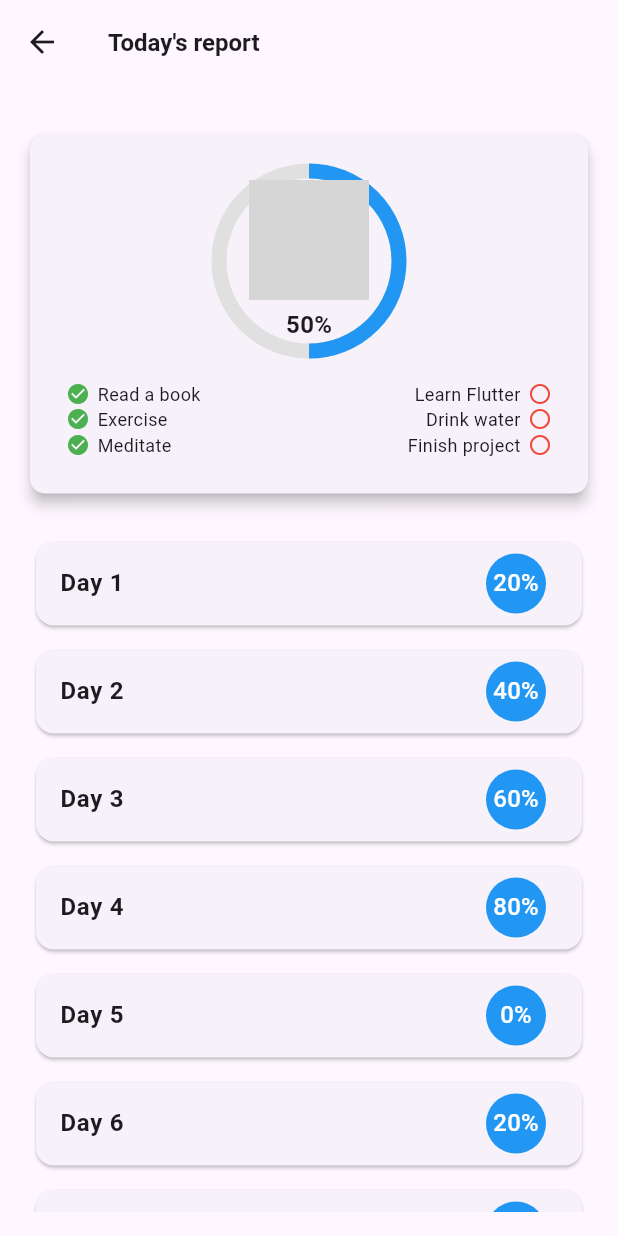
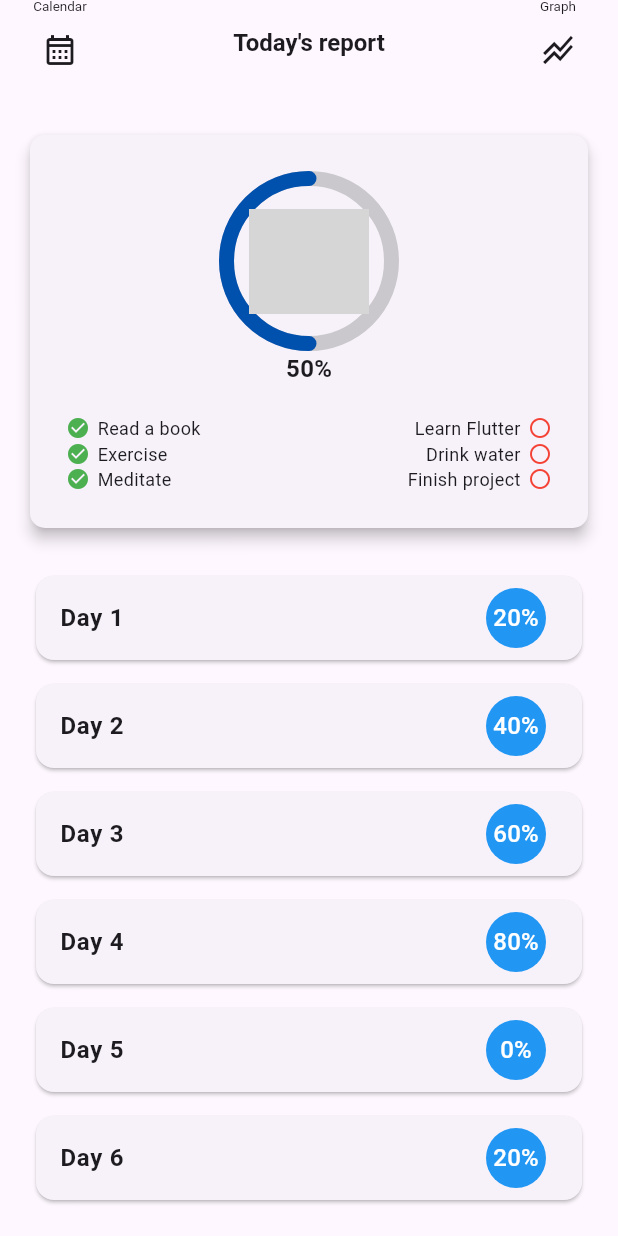
Before and after one commit to AlshaimaaAbdElnaeem/Habit-Tracker, a Flutter app: the ReportPageCall screen opened directly, on a phone screen of 412 x 824 dp. Run offline on Flutter 3.47's test engine with Material 3 defaults, Android fonts, the phone set to English and light mode, and no system bars; drawn by our look-alikes of percent_indicator; our stand-ins replace cloud_firestore, curved_navigation_bar, firebase_auth, firebase_core, flutter_bloc, go_router and 1 more; accounts and stored records are empty; generated files the repository leaves out were written again; grey boxes are pictures that could not be loaded.

```diff
--- a/lib/core/routers/go_router.dart
+++ b/lib/core/routers/go_router.dart
@@ -1,6 +1,7 @@
 import 'package:go_router/go_router.dart';
+import 'package:task_project/core/routers/go_router_context.dart';
 GoRouter goRouter() {
   return GoRouter(routes: [
-
+// GoRoute(path: splashView , builder: (context, state)=>)
   ]);
 }
--- a/lib/core/routers/go_router_context.dart
+++ b/lib/core/routers/go_router_context.dart
@@ -1,2 +1,2 @@
 const String splashView = "/";
-const String onBoarding = "/onboarding";
+const String homePage = "/homePage";
--- /dev/null
+++ b/lib/features/auth/data/auth_cubit/auth_states.dart
@@ -0,0 +1,18 @@
+abstract class AuthStates {}
+class InitialState extends AuthStates{}
+class LoginLoading extends AuthStates{}
+class LoginSuccess extends AuthStates{
+}
+
+class LoginFailure extends AuthStates{
+  String errorMessage ;
+  LoginFailure ({required this.errorMessage});
+
+}
+class RegisterLoading extends AuthStates{}
+class RegisterSuccess extends AuthStates{
+}
+class RegisterFailure extends AuthStates{
+  String errorMessages ;
+  RegisterFailure ({required this.errorMessages});
+}
--- a/lib/features/home/presentation/views/home_page.dart
+++ b/lib/features/home/presentation/views/home_page.dart
@@ -5,6 +5,7 @@ import '../../../../core/util/color.dart';
 import '../../../../core/util/custom_text_style.dart';
 import '../../../../core/util/methods.dart';
 import '../../../../core/util/strings.dart';
+import '../../../report/presentation/views/report_page.dart';
 import '../widgets/add_new_plans.dart';
 import 'package:task_project/features/navbar/presentation/widget/navbar_project.dart';
 
@@ -24,7 +25,7 @@ class _HomePageState extends State<HomePage> {
   final List<Widget> _pages = [
     // List of pages corresponding to the navigation items
     const HomePageContent(),
-    Container(color: Colors.red), // Placeholder for second page
+    ReportPage(),
     Container(color: Colors.green), // Placeholder for third page
   ];
 
@@ -77,7 +78,7 @@ class HomePageContent extends StatelessWidget {
       padding: const EdgeInsets.symmetric(horizontal: 20),
       child: Padding(
         padding: const EdgeInsets.symmetric(vertical: 24.0, horizontal: 0.0),
-        child: Column(
+        child: ListView(
           children: [
             Text(
               AppStrings.dailyTask,
--- a/lib/features/home/presentation/widgets/task_item.dart
+++ b/lib/features/home/presentation/widgets/task_item.dart
@@ -7,6 +7,7 @@ class TaskItem extends StatelessWidget {
       {super.key, required this.taskName, required this.isCompleted});
   final String taskName;
   final bool isCompleted;
+
   @override
   Widget build(BuildContext context) {
     return Padding(
--- a/lib/features/report/presentation/views/report_page.dart
+++ b/lib/features/report/presentation/views/report_page.dart
@@ -1,9 +1,17 @@
 import 'package:flutter/material.dart';
+
+import '../../../../core/widgets/progress_circle_widget.dart';
+
+
+
 
 class ReportPage extends StatelessWidget {
   @override
   Widget build(BuildContext context) {
-    return ReportPageCall();
+    return MaterialApp(
+      debugShowCheckedModeBanner: false,
+      home: ReportPageCall(),
+    );
   }
 }
 
@@ -52,14 +60,68 @@ class _ReportPageState extends State<ReportPageCall> {
       appBar: PreferredSize(
         preferredSize: Size.fromHeight(70.0), //the height of the AppBar
         child: AppBar(
-          title: Container(
-            child: Text(
+          title: Row(
+            mainAxisAlignment: MainAxisAlignment.spaceBetween,
+            children: <Widget>[
+              // Left Icon (Calendar)
+              Column(
+                mainAxisSize: MainAxisSize.max,
+                children: [
+                  Text(
+                    'Calendar',
+                    style: TextStyle(fontSize: 9),
+                  ),
+                  IconButton(
+                    icon: Icon(Icons.calendar_month_outlined),
+                    onPressed: () {
+                      // Navigator.push(
+                      //   context,
+                      //   MaterialPageRoute(builder: (context) => CalenderPage()),
+                      // );
+                    },
+                  ),
+                ],
+              ),
+              // Spacer between columns
+              SizedBox(width: 20),
+              // Middle Text (Report) - clickable
+              GestureDetector(
+                onTap: () {
+                  // Navigator.push(
+                  //   context,
+                  //   MaterialPageRoute(builder: (context) => ReportPage()),
+                  // );
+                },
+                child:const Text(
                   'Today\'s report',
                   style: TextStyle(
                     fontSize: 16,
                     fontWeight: FontWeight.bold,
                   ),
                 ),
+              ),
+              // Spacer between columns
+              SizedBox(width: 20),
+              // Right Icon (Graph)
+              Column(
+                mainAxisSize: MainAxisSize.max,
+                children: [
+                  Text(
+                    'Graph',
+                    style: TextStyle(fontSize: 9),
+                  ),
+                  IconButton(
+                    icon: Icon(Icons.stacked_line_chart_outlined),
+                    onPressed: () {
+                      // Navigator.push(
+                      //   context,
+                      //   MaterialPageRoute(builder: (context) => GraphPage()),
+                      // );
+                    },
+                  ),
+                ],
+              ),
+            ],
           ),
         ),
       ),
@@ -80,46 +142,35 @@ class _ReportPageState extends State<ReportPageCall> {
                 child: Column(
                   children: [
                     // Circular Progress Indicator in the center
-                    Stack(
-                      alignment:
-                          Alignment.center, // Align children in the center
+                    Column(// Align children in the center
                       children: [
                         Container(
                           width: 120,
                           // Width of the circular progress indicator
                           height: 120,
                           // Height of the circular progress indicator
-                          child: CircularProgressIndicator(
-                            value: _progressValue,
-                            strokeWidth: 10,
-                            // Stroke width
-                            backgroundColor: Colors.grey[300],
-                            valueColor:
-                                AlwaysStoppedAnimation<Color>(Colors.blue),
-                          ),
+                          child: ProgressCircle(radius: 60.0, centerWidget: Image.asset(
+                            'assets/images/cup.png', // Cup image
+                            width: 80, // Increase image width
+                            height: 70, // Increase image height
+                            // fit: BoxFit.cover,
+                          ), percent:  (_progressValue * 100)/100, ),
+                          //
+                          // CircularProgressIndicator(
+                          //   value: _progressValue,
+                          //   strokeWidth: 10,
+                          //   // Stroke width
+                          //   backgroundColor: Colors.grey[300],
+                          //   valueColor:
+                          //   AlwaysStoppedAnimation<Color>(Colors.blue),
+                          // ),
                         ),
                         // Image inside the circular progress
-                        Column(
-                          mainAxisAlignment: MainAxisAlignment.center,
-                          children: [
-                            ClipOval(
-                              child: Image.asset(
-                                'images/cup.png', // Cup image
-                                width: 80, // Increase image width
-                                height: 80, // Increase image height
-                                fit: BoxFit.cover,
-                              ),
-                            ),
-                            SizedBox(height: 5),
-                            // Space between image and percentage
-                            // Percentage text
                         Text(
                           '${(_progressValue * 100).toStringAsFixed(0)}%',
                           // Display percentage
                           style: TextStyle(
                               fontSize: 16, fontWeight: FontWeight.bold),
-                            ),
-                          ],
                         ),
                       ],
                     ),
--- a/pubspec.yaml
+++ b/pubspec.yaml
@@ -38,6 +38,12 @@ dependencies:
   cupertino_icons: ^1.0.6
   go_router: ^14.2.8
   percent_indicator: ^4.2.2
+  firebase_core: ^3.6.0
+  cloud_firestore: ^5.4.4
+  firebase_storage: ^12.3.3
+  flutter_bloc: ^8.1.6
+  firebase_auth: ^5.3.1
+  modal_progress_hud_nsn: ^0.5.1
 
 dev_dependencies:
   flutter_test:
```
Also changed, not shown: lib/core/functions/show_snack_bar.dart (added, +9 -0 lines), lib/features/auth/data/auth_cubit/auth_cubit.dart (added, +47 -0 lines), lib/features/auth/presentation/model_view/users_model.dart (added, +25 -0 lines), lib/features/auth/presentation/views/register_page.dart (renamed from lib/features/splash/presentation/widgets/register_page.dart, +9 -9 lines), lib/features/auth/presentation/views/sign_in_page.dart (added, +197 -0 lines), lib/features/splash/presentation/widgets/login_page.dart (+6 -6 lines), lib/features/splash/presentation/widgets/sign_in_page.dart (deleted, +0 -161 lines), lib/main.dart (+22 -7 lines), lib/core/widgets/custom_button.dart (renamed from lib/features/splash/presentation/widgets/custom_button.dart), pubspec.lock, 7 other files. Lines whose indentation alone changed are shown as unchanged.
